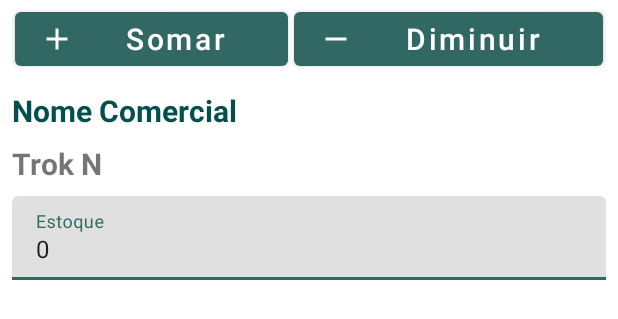
After one commit to casdea/tcc-engenharia-da-computacao, an Android app: the layout activity_detalhe_medicamento2.xml on its own in the app's theme, with its tools: preview values and no code run, on a phone screen of 412 x 824 dp. The commit adds this screen. Shown: the top 319 px of the screen. Run offline under Robolectric (Android 15) with nearby library versions, the phone set to English and light mode, and no system bars.

Commit message:
fase16-ajustes-apos-tcc

```diff
--- /dev/null
+++ b/projetos/amu/app/src/main/res/layout/activity_detalhe_medicamento2.xml
@@ -0,0 +1,107 @@
+<?xml version="1.0" encoding="utf-8"?>
+<ScrollView xmlns:android="http://schemas.android.com/apk/res/android"
+    xmlns:app="http://schemas.android.com/apk/res-auto"
+    xmlns:tools="http://schemas.android.com/tools"
+    android:layout_width="match_parent"
+    android:layout_height="match_parent"
+    android:fillViewport="true"
+    tools:context=".activity.DetalheMedicamentoActivity">
+
+    <androidx.constraintlayout.widget.ConstraintLayout
+        android:id="@+id/fundo"
+        android:layout_width="match_parent"
+        android:layout_height="wrap_content"
+        tools:context=".activity.MedicamentoActivity"
+        tools:layout_editor_absoluteX="-1dp"
+        tools:layout_editor_absoluteY="-34dp">
+
+        <LinearLayout
+            android:id="@+id/layoutConfirmar"
+            android:layout_width="0dp"
+            android:layout_height="wrap_content"
+            android:layout_marginStart="8dp"
+            android:layout_marginEnd="8dp"
+            android:orientation="horizontal"
+            android:textColor="@color/design_default_color_secondary_variant"
+            app:layout_constraintBottom_toTopOf="@+id/textView11"
+            app:layout_constraintEnd_toEndOf="parent"
+            app:layout_constraintStart_toStartOf="parent"
+            app:layout_constraintTop_toTopOf="parent">
+
+            <Button
+                android:id="@+id/btnUtilizar"
+                android:layout_width="wrap_content"
+                android:layout_height="wrap_content"
+                android:layout_margin="2dp"
+                android:layout_weight="1"
+                android:text="@string/somar"
+                android:textAllCaps="false"
+                android:textSize="20sp"
+                app:icon="@drawable/ic_baseline_add_24" />
+
+            <Button
+                android:layout_width="wrap_content"
+                android:layout_height="wrap_content"
+                android:layout_margin="2dp"
+                android:layout_weight="1"
+                android:text="@string/Diminuir"
+                android:textAllCaps="false"
+                android:textSize="20sp"
+                app:icon="@drawable/ic_baseline_remove_24" />
+
+        </LinearLayout>
+
+        <TextView
+            android:id="@+id/textView11"
+            android:layout_width="0dp"
+            android:layout_height="wrap_content"
+            android:layout_marginStart="8dp"
+            android:layout_marginTop="8dp"
+            android:layout_marginEnd="8dp"
+            android:text="@string/nome_comercial"
+            android:textColor="#034f4f"
+            android:textSize="20sp"
+            android:textStyle="bold"
+            app:layout_constraintBottom_toTopOf="@+id/txvNomeComercial"
+            app:layout_constraintEnd_toEndOf="parent"
+            app:layout_constraintHorizontal_bias="0.0"
+            app:layout_constraintStart_toStartOf="parent"
+            app:layout_constraintTop_toBottomOf="@+id/layoutConfirmar" />
+
+        <TextView
+            android:id="@+id/txvNomeComercial"
+            android:layout_width="0dp"
+            android:layout_height="wrap_content"
+            android:layout_marginStart="8dp"
+            android:layout_marginTop="8dp"
+            android:layout_marginEnd="8dp"
+            android:text="@string/exemplo_nome_comercial"
+            android:textSize="20sp"
+            android:textStyle="bold"
+            app:layout_constraintEnd_toEndOf="parent"
+            app:layout_constraintStart_toStartOf="parent"
+            app:layout_constraintTop_toBottomOf="@+id/textView11" />
+
+        <com.google.android.material.textfield.TextInputLayout
+            android:id="@+id/textInputLayoutEstoque"
+            android:layout_width="0dp"
+            android:layout_height="wrap_content"
+            android:layout_marginStart="8dp"
+            android:layout_marginTop="8dp"
+            android:layout_marginEnd="8dp"
+            app:layout_constraintEnd_toEndOf="parent"
+            app:layout_constraintStart_toStartOf="parent"
+            app:layout_constraintTop_toBottomOf="@+id/txvNomeComercial">
+
+            <com.google.android.material.textfield.TextInputEditText
+                android:id="@+id/textInpTextQtdeEstoque"
+                android:layout_width="match_parent"
+                android:layout_height="wrap_content"
+                android:hint="@string/estoque"
+                android:inputType="number"
+                android:text="@string/valor_zero" />
+
+        </com.google.android.material.textfield.TextInputLayout>
+
+    </androidx.constraintlayout.widget.ConstraintLayout>
+</ScrollView>
--- a/projetos/amu/app/src/main/res/values/strings.xml
+++ b/projetos/amu/app/src/main/res/values/strings.xml
@@ -55,6 +55,8 @@
     <!-- TODO: Remove or change this placeholder text -->
     <string name="alterar">Alterar</string>
     <string name="utilizar">Utilizar</string>
+    <string name="somar">Somar</string>
+    <string name="Diminuir">Diminuir</string>
     <string name="alarmes">Alarmes</string>
     <string name="data_hora">Data/Hora</string>
     <string name="entrada">Entrada</string>
```
Also changed, not shown: 2 other files.
